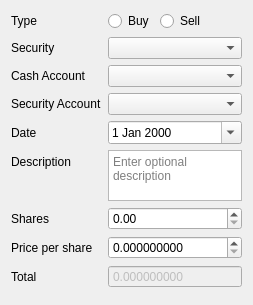
Before: the Qt Designer form src/views/ui_files/dialogs/security_transaction_dialog.ui in JakubFranek/Kapytal, drawn with Qt 5.
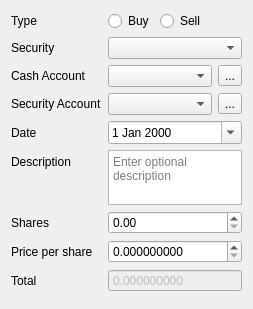
After: the same form once the commit is applied.

What changed in the file:
```diff
--- a/src/views/ui_files/dialogs/security_transaction_dialog.ui
+++ b/src/views/ui_files/dialogs/security_transaction_dialog.ui
@@ -10,7 +10,7 @@
     <x>0</x>
     <y>0</y>
     <width>248</width>
-    <height>305</height>
+    <height>309</height>
    </rect>
   </property>
   <property name="sizePolicy">
@@ -84,6 +84,8 @@
       </widget>
      </item>
      <item row="2" column="1">
+      <layout class="QHBoxLayout" name="cashAccountHorizontalLayout">
+       <item>
       <widget class="QComboBox" name="cashAccountComboBox">
        <property name="sizePolicy">
         <sizepolicy hsizetype="Preferred" vsizetype="Fixed">
@@ -99,6 +101,15 @@
        </property>
       </widget>
      </item>
+       <item>
+        <widget class="QToolButton" name="cashAccountToolButton">
+         <property name="text">
+          <string>...</string>
+         </property>
+        </widget>
+       </item>
+      </layout>
+     </item>
      <item row="3" column="0">
       <widget class="QLabel" name="securityAccountLabel">
        <property name="text">
@@ -107,8 +118,19 @@
       </widget>
      </item>
      <item row="3" column="1">
+      <layout class="QHBoxLayout" name="securityAccountHorizontalLayout">
+       <item>
       <widget class="QComboBox" name="securityAccountComboBox"/>
      </item>
+       <item>
+        <widget class="QToolButton" name="securityAccountToolButton">
+         <property name="text">
+          <string>...</string>
+         </property>
+        </widget>
+       </item>
+      </layout>
+     </item>
      <item row="4" column="0">
       <widget class="QLabel" name="dateLabel">
        <property name="text">
```
Left out of the diff: 56 changed lines with no effect on the pictures. Lines whose indentation alone changed are shown as unchanged.
